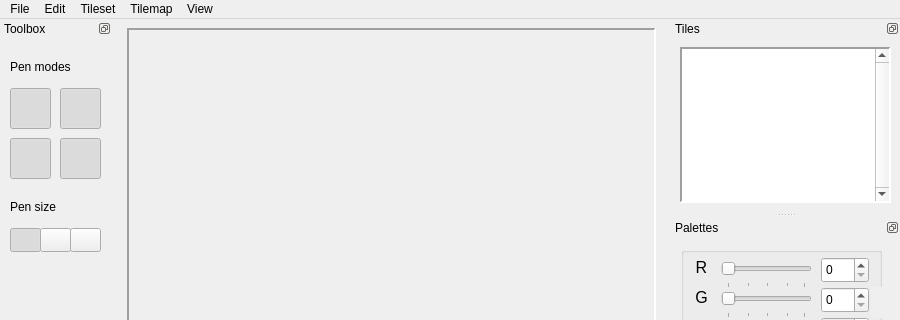
Before: the Qt Designer form mainwindow.ui in LoxoSoftware/RetroMap, drawn with Qt 5; both pictures show x 0 to 900 and y 0 to 320 of the 900 by 600 pixel window.
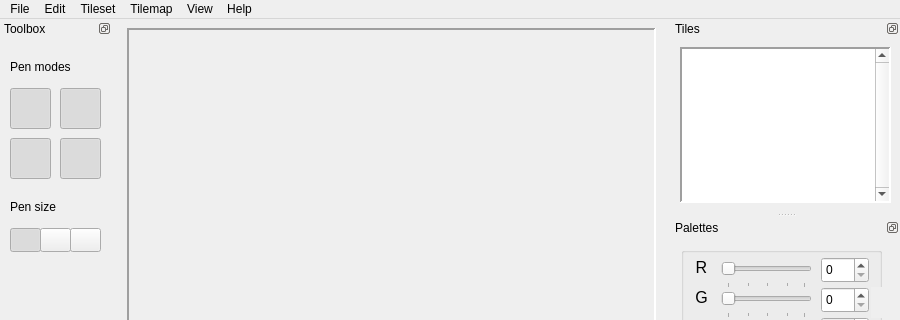
After: the same form once the commit is applied. Icons and pictures are not drawn.

Patch:
```diff
--- a/mainwindow.ui
+++ b/mainwindow.ui
@@ -60,7 +60,7 @@
      <x>0</x>
      <y>0</y>
      <width>900</width>
-     <height>36</height>
+     <height>20</height>
     </rect>
    </property>
    <widget class="QMenu" name="menuFile">
@@ -109,11 +109,18 @@
     <addaction name="actionUndo"/>
     <addaction name="actionRedo"/>
    </widget>
+   <widget class="QMenu" name="menuHelp">
+    <property name="title">
+     <string>Help</string>
+    </property>
+    <addaction name="actionAbout"/>
+   </widget>
    <addaction name="menuFile"/>
    <addaction name="menuEdit"/>
    <addaction name="menuTileset"/>
    <addaction name="menuTilemap"/>
    <addaction name="menuView"/>
+   <addaction name="menuHelp"/>
   </widget>
   <widget class="QStatusBar" name="statusbar"/>
   <widget class="QDockWidget" name="dckToolbox">
```
Left out of the diff: 12 changed lines with no effect on the pictures.
